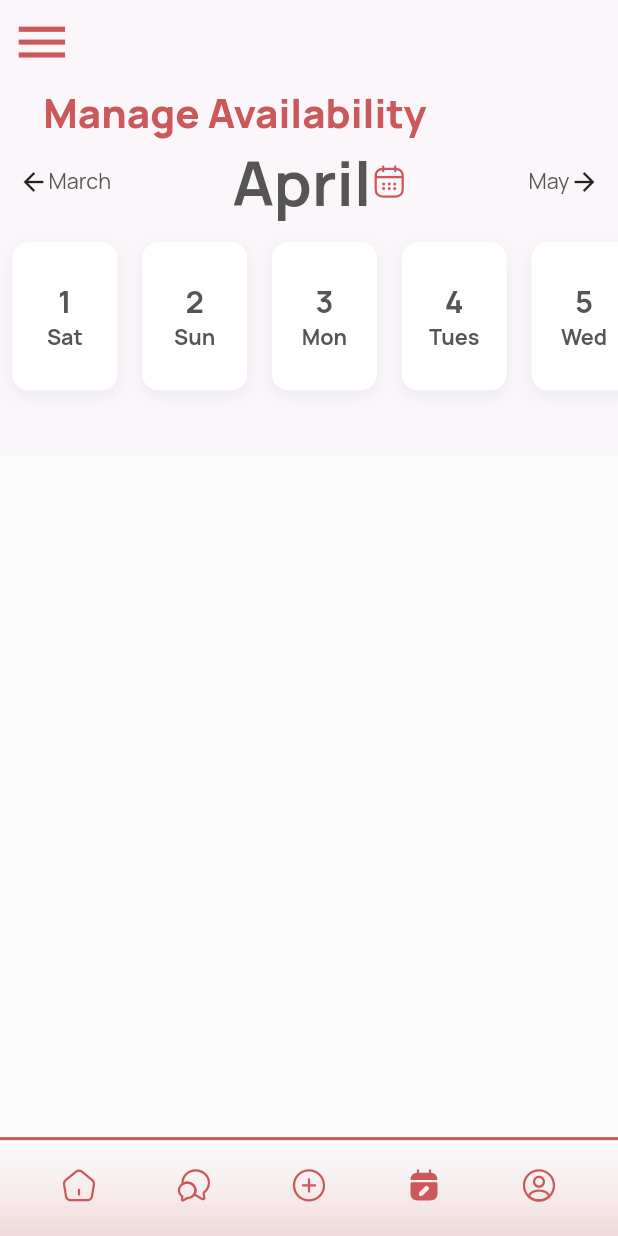
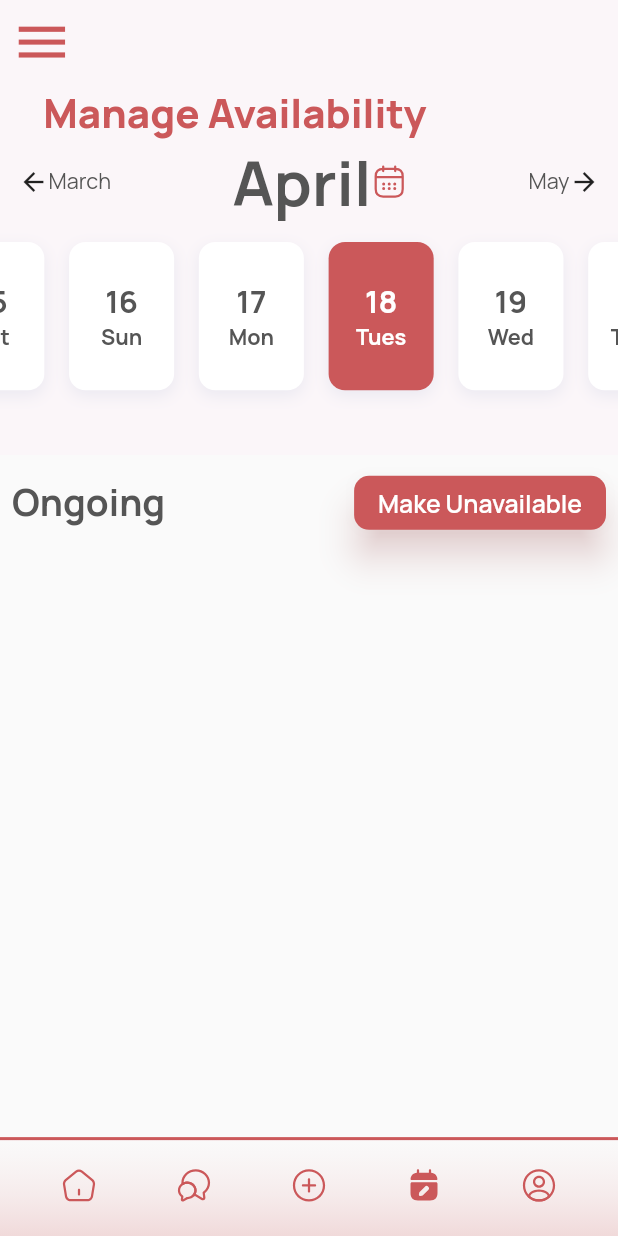
Before and after one commit to Aliza02/E-Vent-Vendor, a Flutter app: the screen it shows after launch, item 4 of the bottom bar chosen, on a phone screen of 412 x 824 dp. Run offline on Flutter 3.47's test engine with Material 2 defaults, Android fonts, the phone set to English and light mode, and no system bars; drawn by our look-alikes of flutter_zoom_drawer; our stand-ins replace cloud_firestore, dotted_border, email_validator, firebase_auth, firebase_core, fl_chart and 4 more; accounts and stored records are empty.

Commit message:
unavailability UI complete

```diff
--- a/lib/constants/icons.dart
+++ b/lib/constants/icons.dart
@@ -38,4 +38,6 @@ class AppIcons {
   static const sort = 'assets/icons/sort.svg';
 
   static const calendar = 'assets/icons/calendar.svg';
+  static const startFlag = 'assets/icons/start_flag.svg';
+  static const endFlag = 'assets/icons/end_flag.svg';
 }
--- a/lib/controller/pagecontroller.dart
+++ b/lib/controller/pagecontroller.dart
@@ -23,4 +23,6 @@ class testController extends GetxController {
   void changeIndex(int index) {
     currentindex.value = index;
   }
+
+  RxDouble currentDateIndex = 0.0.obs;
 }
--- a/lib/main.dart
+++ b/lib/main.dart
@@ -1,3 +1,5 @@
+import 'package:eventually_vendor/screens/ManageAvailability/makeUnavailable.dart';
+import 'package:eventually_vendor/screens/ManageAvailability/manageAvailability.dart';
 import 'package:eventually_vendor/screens/Orders/order_details.dart';
 import 'package:eventually_vendor/screens/Orders/order_screens.dart';
 import 'package:eventually_vendor/screens/drawer/drawerScreen.dart';
@@ -98,6 +100,12 @@ class MyApp extends StatelessWidget {
           transition: Transition.leftToRightWithFade,
           transitionDuration: const Duration(milliseconds: 500),
         ),
+        GetPage(
+          name: '/makeUnavailable',
+          page: () => makeUnavailable(),
+          transition: Transition.leftToRightWithFade,
+          transitionDuration: const Duration(milliseconds: 500),
+        ),
       ],
       initialRoute: '/drawer',
     );
--- a/lib/screens/ManageAvailability/manageAvailability.dart
+++ b/lib/screens/ManageAvailability/manageAvailability.dart
@@ -1,7 +1,12 @@
+import 'package:eventually_vendor/widget/button.dart';
+import 'package:eventually_vendor/widget/manageAvailability/text.dart';
 import 'package:flutter/material.dart';
 import 'package:flutter/src/widgets/framework.dart';
 import 'package:flutter/src/widgets/placeholder.dart';
+import 'package:get/get.dart';
 
+import '../../constants/colors.dart';
+import '../../constants/font.dart';
 import '../../widget/manageAvailability/header.dart';
 
 class manageAvailability extends StatelessWidget {
@@ -14,6 +19,27 @@ class manageAvailability extends StatelessWidget {
         body: Column(
           children: [
             header(),
+            Padding(
+              padding: const EdgeInsets.all(8.0),
+              child: Row(
+                children: [
+                  text(
+                    title: 'Ongoing',
+                    fontSize: Get.width * 0.06,
+                    fontWeight: AppFonts.bold,
+                    fontColor: AppColors.grey,
+                  ),
+                  Spacer(),
+                  button(
+                    label: 'Make Unavailable',
+                    onpressed: () {
+                      Get.toNamed('/makeUnavailable');
+                    },
+                    borderRadius: 10,
+                  ),
+                ],
+              ),
+            ),
           ],
         ),
       ),
--- a/lib/screens/forgot_password.dart
+++ b/lib/screens/forgot_password.dart
@@ -67,7 +67,11 @@ class _forgotPasswordState extends State<forgotPassword> {
               Container(
                 width: Get.width * 0.5,
                 height: Get.height * 0.07,
-                child: button(label: 'Enter', onpressed: () {}),
+                child: button(
+                  label: 'Enter',
+                  onpressed: () {},
+                  borderRadius: 20,
+                ),
               ),
             ],
           ),
--- a/lib/screens/login.dart
+++ b/lib/screens/login.dart
@@ -130,6 +130,7 @@ class _loginState extends State<login> {
                         email: signincontroller.emailController.text,
                         password: signincontroller.passwordController.text);
                   },
+                  borderRadius: 20,
                 ),
               ),
               SizedBox(height: Get.height * 0.03),
--- a/lib/screens/otp_verification.dart
+++ b/lib/screens/otp_verification.dart
@@ -99,7 +99,11 @@ class _otp_verificationState extends State<otp_verification> {
                   margin: EdgeInsets.symmetric(vertical: Get.width * 0.08),
                   width: Get.width * 0.5,
                   height: Get.height * 0.07,
-                  child: button(label: 'verify', onpressed: () {})),
+                  child: button(
+                    label: 'verify',
+                    onpressed: () {},
+                    borderRadius: 20,
+                  )),
             ],
           ),
         ),
--- a/lib/screens/password_reset.dart
+++ b/lib/screens/password_reset.dart
@@ -49,7 +49,11 @@ class _passwrordResetState extends State<passwrordReset> {
                 margin: EdgeInsets.symmetric(vertical: Get.width * 0.07),
                 width: Get.width * 0.5,
                 height: Get.height * 0.07,
-                child: button(label: 'Enter', onpressed: () {}),
+                child: button(
+                  label: 'Enter',
+                  onpressed: () {},
+                  borderRadius: 20,
+                ),
               ),
             ],
           ),
--- a/lib/screens/signup.dart
+++ b/lib/screens/signup.dart
@@ -161,6 +161,7 @@ class _signupState extends State<signup> {
                   onpressed: () {
                     validation();
                   },
+                  borderRadius: 20,
                 ),
               ),
               SizedBox(height: height * 0.03),
--- a/lib/screens/signup_business.dart
+++ b/lib/screens/signup_business.dart
@@ -224,6 +224,7 @@ class _signup_businessState extends State<signup_business> {
                   onpressed: () {
                     validationbusiness();
                   },
+                  borderRadius: 20,
                 ),
               ),
               SizedBox(height: Get.height * 0.03),
--- a/lib/widget/button.dart
+++ b/lib/widget/button.dart
@@ -5,9 +5,13 @@ import '../constants/font.dart';
 
 class button extends StatelessWidget {
   final String label;
-
+  double borderRadius;
   final Function onpressed;
-  const button({super.key, required this.label, required this.onpressed});
+  button(
+      {super.key,
+      required this.label,
+      required this.onpressed,
+      required this.borderRadius});
 
   @override
   Widget build(BuildContext context) {
@@ -18,7 +22,7 @@ class button extends StatelessWidget {
         shadowColor: AppColors.pink.withOpacity(0.4),
         backgroundColor: AppColors.pink,
         shape: RoundedRectangleBorder(
-          borderRadius: BorderRadius.circular(20),
+          borderRadius: BorderRadius.circular(borderRadius),
         ),
       ),
       child: Text(
--- a/lib/widget/manageAvailability/header.dart
+++ b/lib/widget/manageAvailability/header.dart
@@ -1,14 +1,14 @@
 import 'package:eventually_vendor/widget/manageAvailability/heading.dart';
 import 'package:eventually_vendor/widget/manageAvailability/text.dart';
 import 'package:flutter/material.dart';
-import 'package:flutter/src/widgets/framework.dart';
-import 'package:flutter/src/widgets/placeholder.dart';
+
 import 'package:flutter_svg/svg.dart';
 import 'package:get/get.dart';
 
 import '../../constants/colors.dart';
 import '../../constants/font.dart';
 import '../../constants/icons.dart';
+import '../../controller/pagecontroller.dart';
 
 class header extends StatefulWidget {
   const header({super.key});
@@ -18,6 +18,23 @@ class header extends StatefulWidget {
 }
 
 class _headerState extends State<header> {
+  ScrollController scrollController = new ScrollController();
+  final pagecontroller = Get.put(testController());
+  void scroll(double position) {
+    // for (int i = 0; i < pagecontroller.currentDateIndex.value; i++) {
+    scrollController.jumpTo(position);
+    // }
+  }
+
+  @override
+  void initState() {
+    super.initState();
+
+    WidgetsBinding.instance.addPostFrameCallback(
+      (_) => scroll(70 * pagecontroller.currentDateIndex.value),
+    );
+  }
+
   @override
   Widget build(BuildContext context) {
     DateTime now = DateTime.now();
@@ -30,9 +47,11 @@ class _headerState extends State<header> {
     for (int day = 1; day <= daysInMonth; day++) {
       DateTime date = DateTime(currentYear, currentMonth, day);
       datesInCurrentMonth.add(date);
-      print(DateTime(currentYear, currentMonth + 1, now.day));
-      print(DateTime.now().day);
+      // print(DateTime(currentYear, currentMonth + 1, now.day));
+      // print(DateTime.now().day);
+      // print(pagecontroller.currentDateIndex.value);
     }
+    pagecontroller.currentDateIndex.value = DateTime.now().day.toDouble();
 
     Map<int, String> weekdays = {
       1: 'Mon',
@@ -95,6 +114,7 @@ class _headerState extends State<header> {
           ),
           SingleChildScrollView(
             scrollDirection: Axis.horizontal,
+            controller: scrollController,
             child: Row(
               children: List.generate(datesInCurrentMonth.length, (index) {
                 DateTime date = datesInCurrentMonth[index];
--- a/pubspec.yaml
+++ b/pubspec.yaml
@@ -94,6 +94,8 @@ flutter:
     - assets/icons/trash.svg
     - assets/icons/sort.svg
     - assets/icons/calendar.svg
+    - assets/icons/start_flag.svg
+    - assets/icons/end_flag.svg
 
 
 
```
Also changed, not shown: lib/screens/ManageAvailability/makeUnavailable.dart (added, +95 -0 lines), lib/widget/manageAvailability/dropDownField.dart (added, +93 -0 lines), assets/icons/end_flag.svg (added), assets/icons/start_flag.svg (added).
